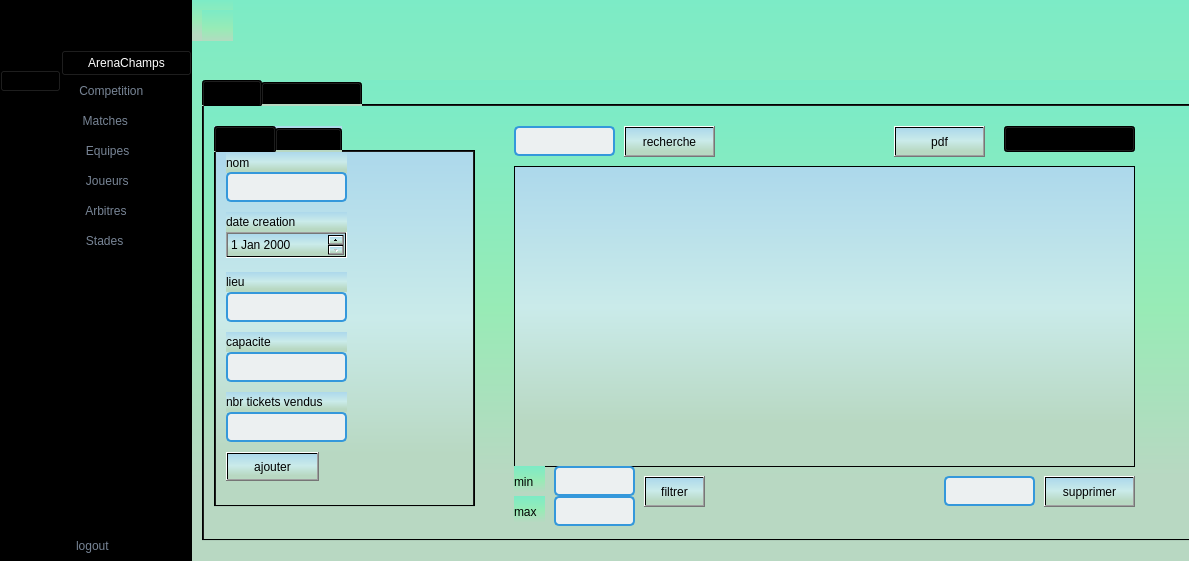
Above: mainwindow.ui from ProjetCPP-S2-2A15/projetcpp2a15-proliga before the change. Below: the same form after it.
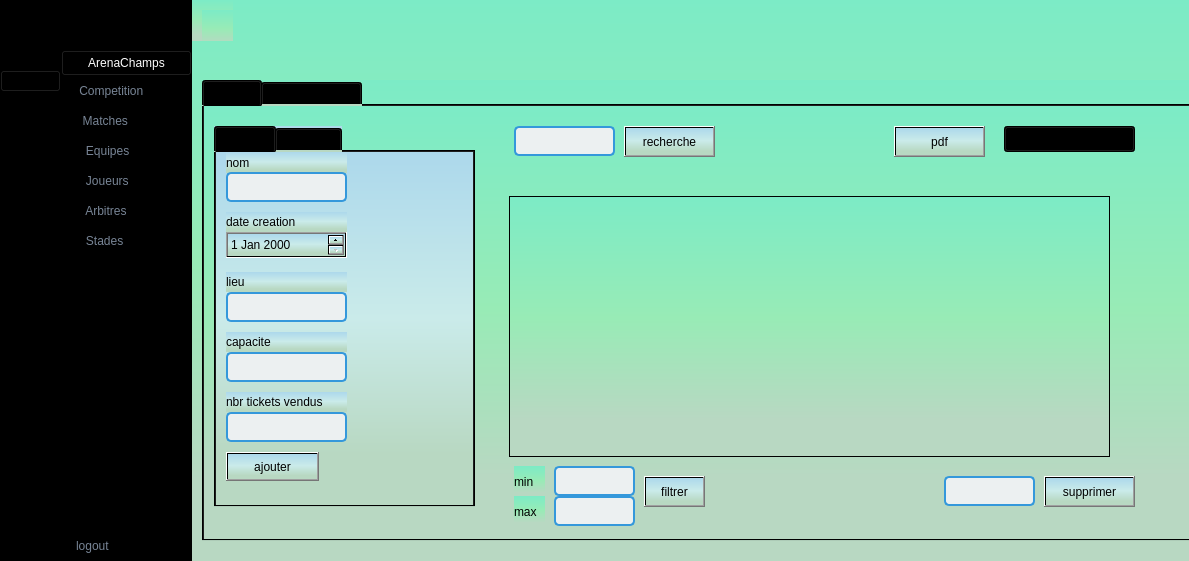
That is the form after the change. Icons and pictures are not drawn.

```diff
--- a/mainwindow.ui
+++ b/mainwindow.ui
@@ -854,19 +854,6 @@
     background-color: #ecf0f1;</string>
            </property>
           </widget>
-          <widget class="QTableView" name="tableView">
-           <property name="geometry">
-            <rect>
-             <x>310</x>
-             <y>60</y>
-             <width>621</width>
-             <height>301</height>
-            </rect>
-           </property>
-           <property name="styleSheet">
-            <string notr="true">background-color: qlineargradient(spread:pad, x1:0, y1:0, x2:0, y2:1, stop:0 rgba(172, 216, 235, 255), stop:0.468504 rgba(202, 235, 234, 255), stop:0.854331 rgba(184, 216, 194, 255));</string>
-           </property>
-          </widget>
           <widget class="QLineEdit" name="lineEdit_ID">
            <property name="geometry">
             <rect>
@@ -1349,6 +1336,16 @@
             <bool>true</bool>
            </property>
           </widget>
+          <widget class="QTableView" name="tableView">
+           <property name="geometry">
+            <rect>
+             <x>305</x>
+             <y>90</y>
+             <width>601</width>
+             <height>261</height>
+            </rect>
+           </property>
+          </widget>
          </widget>
          <widget class="QWidget" name="fonctionnalites">
           <attribute name="title">
```
Left out of the diff: 2 changed lines with no effect on the pictures.
